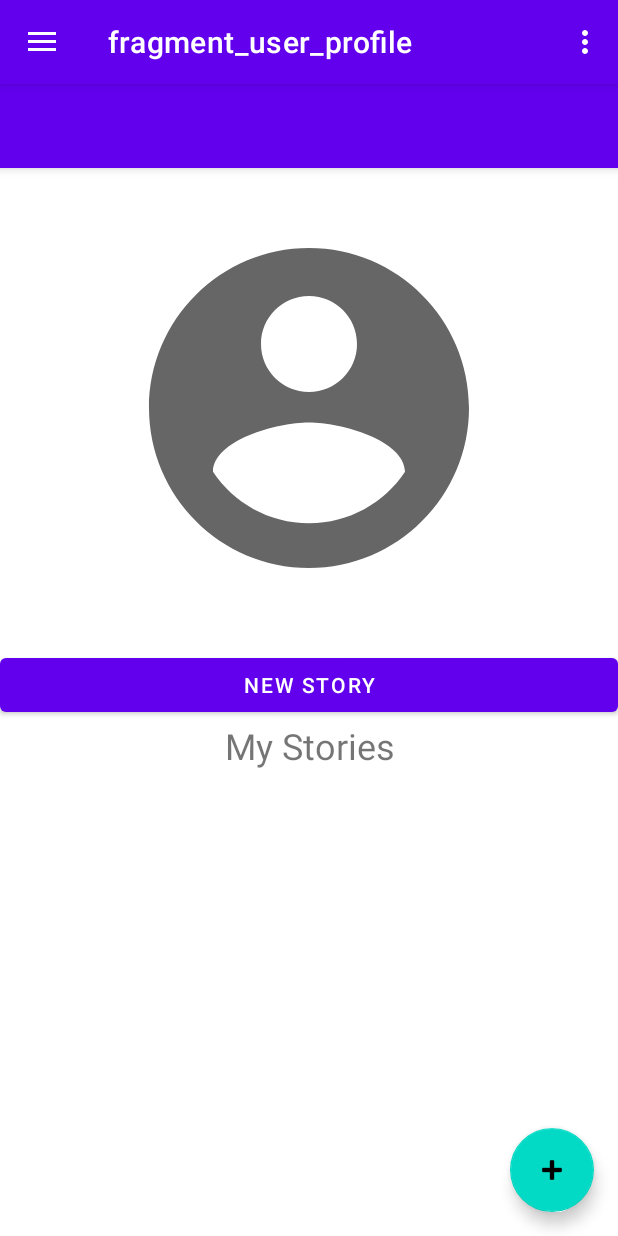
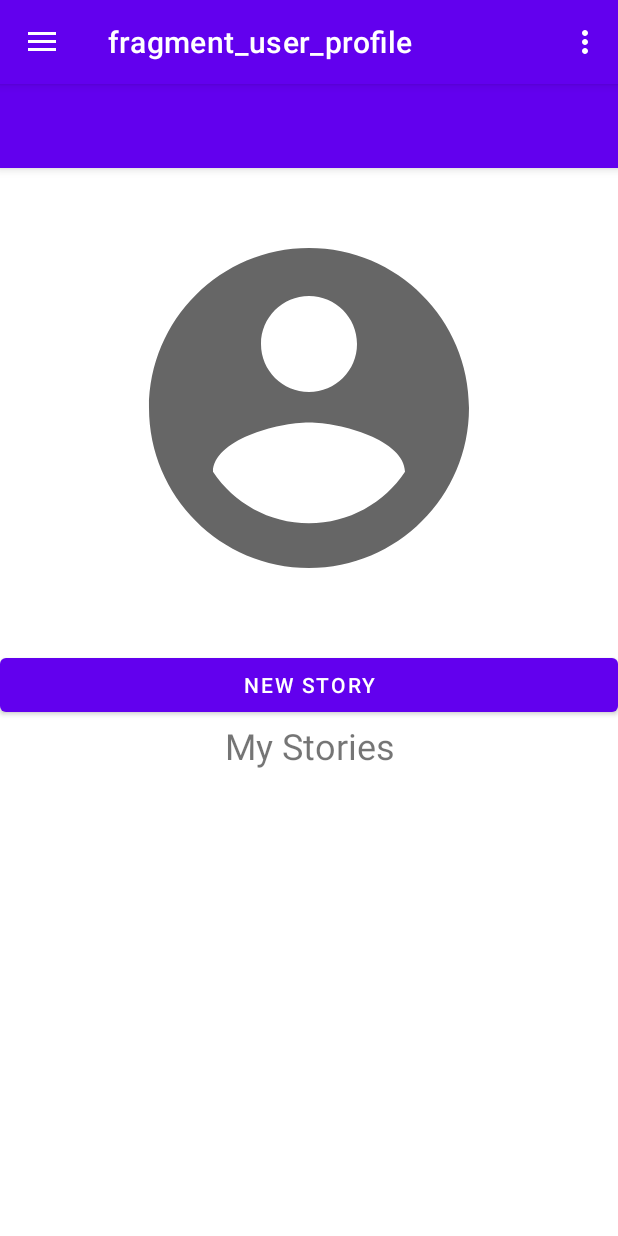
Before and after one commit to vladhirshberg/andproj21, an Android app: the screen it shows after launch (MainActivity), in the side drawer, after a tap on "Profile", on a phone screen of 412 x 824 dp. Run offline under Robolectric (Android 15) with nearby library versions, the phone set to English and light mode, and no system bars; our stand-ins replace Firebase (no records; nobody signed in at launch, a user with empty details on screens opened directly), Picasso, Room's generated code, navigation-ui; pictures from the network do not load; 5 statements that could not run were skipped.

Commit message:
remove needless floating button

```diff
--- a/app/src/main/res/layout/fragment_user_profile.xml
+++ b/app/src/main/res/layout/fragment_user_profile.xml
@@ -5,14 +5,6 @@
     android:layout_width="match_parent"
     android:layout_height="match_parent"
     tools:context=".fragments.UserProfile">
-
-
-    <com.google.android.material.floatingactionbutton.FloatingActionButton
-        android:layout_height="wrap_content"
-        android:layout_width="wrap_content"
-        android:src="@android:drawable/ic_input_add"
-        android:layout_gravity="bottom|end"
-        android:layout_margin="16dp" />
 
     <LinearLayout
         android:layout_width="match_parent"
```
